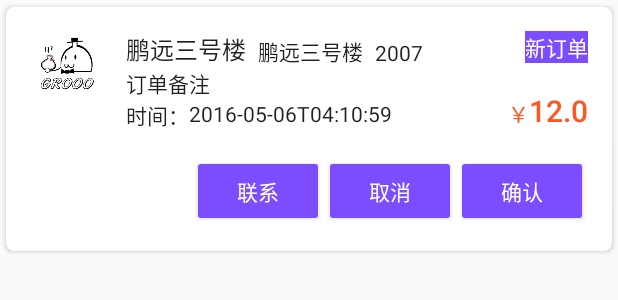
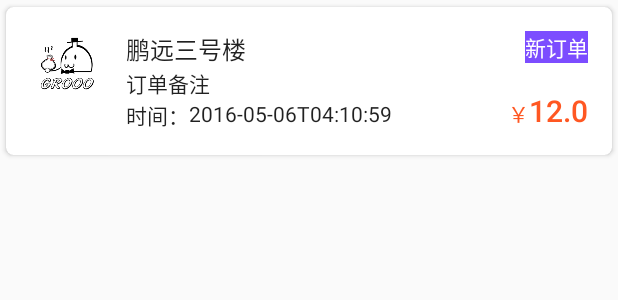
Before and after one commit to RunziiMo/grooo, an Android app: the layout item_order_content.xml on its own in the app's theme, with its tools: preview values and no code run, on a phone screen of 412 x 824 dp. Shown: the top 300 px of the screen. Run offline under Robolectric (Android 15) with nearby library versions, the phone set to English and light mode, and no system bars.

Commit message:
更改 - 精简了订单列表，使之更清爽

```diff
--- a/grooo/src/main/java/com/wenym/grooo/ui/activities/OrderDetailActivity.java
+++ b/grooo/src/main/java/com/wenym/grooo/ui/activities/OrderDetailActivity.java
@@ -113,7 +113,7 @@
             NetworkWrapper.get().postComment(form)
                     .doOnSubscribe(() -> bind.orderDetailCommentProgress.setVisibility(View.VISIBLE))
                     .doOnCompleted(() -> bind.orderDetailCommentProgress.setVisibility(View.GONE))
-                    .doOnError((throwble) -> bind.orderDetailCommentProgress.setVisibility(View.GONE))
+                    .doOnError((throwable) -> bind.orderDetailCommentProgress.setVisibility(View.GONE))
                     .compose(bindToLifecycle())
                     .subscribe(aBoolean -> {
                         if (aBoolean) {
--- a/grooo/src/main/java/com/wenym/grooo/ui/fragments/ProfileFragment.java
+++ b/grooo/src/main/java/com/wenym/grooo/ui/fragments/ProfileFragment.java
@@ -48,7 +48,6 @@
     @Override
     public void onCreate(Bundle savedInstanceState) {
         super.onCreate(savedInstanceState);
-
     }
 
     @Override
--- a/grooo/src/main/res/layout/item_order_content.xml
+++ b/grooo/src/main/res/layout/item_order_content.xml
@@ -27,7 +27,7 @@
             android:paddingRight="@dimen/activity_horizontal_margin"
             android:paddingTop="@dimen/activity_vertical_margin">
 
-            <ImageView
+            <com.wenym.grooo.widgets.CircleImageView
                 android:id="@+id/order_item_avater"
                 android:layout_width="48dp"
                 android:layout_height="48dp"
@@ -46,29 +46,6 @@
                 android:layout_toRightOf="@+id/order_item_avater"
                 android:text="@{order.seller.name}"
                 tools:text="鹏远三号楼" />
-
-
-            <TextView
-                android:id="@+id/order_item_building"
-                style="@style/TextAppearance.AppCompat.Body1"
-                android:layout_width="wrap_content"
-                android:layout_height="wrap_content"
-                android:layout_alignBottom="@+id/order_item_seller"
-                android:layout_marginLeft="8dp"
-                android:layout_toRightOf="@+id/order_item_seller"
-                android:text="@{order.building}"
-                tools:text="鹏远三号楼" />
-
-            <TextView
-                android:id="@+id/order_item_address"
-                style="@style/TextAppearance.AppCompat.Body1"
-                android:layout_width="wrap_content"
-                android:layout_height="wrap_content"
-                android:layout_alignBottom="@+id/order_item_seller"
-                android:layout_marginLeft="8dp"
-                android:layout_toRightOf="@+id/order_item_building"
-                android:text="@{order.address}"
-                tools:text="2007" />
 
 
             <TextView
@@ -137,48 +114,6 @@
                 android:textColor="@color/colorPrimary"
                 tools:text="12.0" />
 
-            <RelativeLayout
-                android:id="@+id/order_item_detail_content"
-                android:layout_width="wrap_content"
-                android:layout_height="wrap_content"
-                android:layout_alignLeft="@id/order_item_duck"
-                android:layout_below="@+id/order_item_duck"
-                android:layout_marginTop="@dimen/activity_vertical_margin">
-
-                <android.support.v7.widget.RecyclerView
-                    android:id="@+id/order_item_detail_list"
-                    android:layout_width="match_parent"
-                    android:layout_height="wrap_content"
-                    app:entries_order_detail="@{order.detail}" />
-
-                <Button
-                    android:id="@+id/order_item_confirm"
-                    style="@style/Widget.AppCompat.Button.Colored"
-                    android:layout_width="wrap_content"
-                    android:layout_height="wrap_content"
-                    android:layout_alignRight="@+id/order_item_detail_list"
-                    android:layout_below="@+id/order_item_detail_list"
-                    android:text="确认" />
-
-                <Button
-                    android:id="@+id/order_item_cancel"
-                    style="@style/Widget.AppCompat.Button.Colored"
-                    android:layout_width="wrap_content"
-                    android:layout_height="wrap_content"
-                    android:layout_below="@+id/order_item_detail_list"
-                    android:layout_toLeftOf="@+id/order_item_confirm"
-                    android:text="取消" />
-
-                <Button
-                    android:id="@+id/order_item_dial"
-                    style="@style/Widget.AppCompat.Button.Colored"
-                    android:layout_width="wrap_content"
-                    android:layout_height="wrap_content"
-                    android:layout_below="@+id/order_item_detail_list"
-                    android:layout_toLeftOf="@+id/order_item_cancel"
-                    android:text="联系" />
-            </RelativeLayout>
-
 
         </RelativeLayout>
     </android.support.v7.widget.CardView>
```
Also changed, not shown: grooo/src/main/java/com/wenym/grooo/ui/activities/CommentActivity.java (+19 -2 lines), grooo/src/main/java/com/wenym/grooo/ui/fragments/ShopFragment.java (+0 -8 lines), grooo/src/main/res/layout/activity_comment.xml (+11 -27 lines), grooo/src/main/res/menu/menu_send_msg.xml (added, +10 -0 lines).
